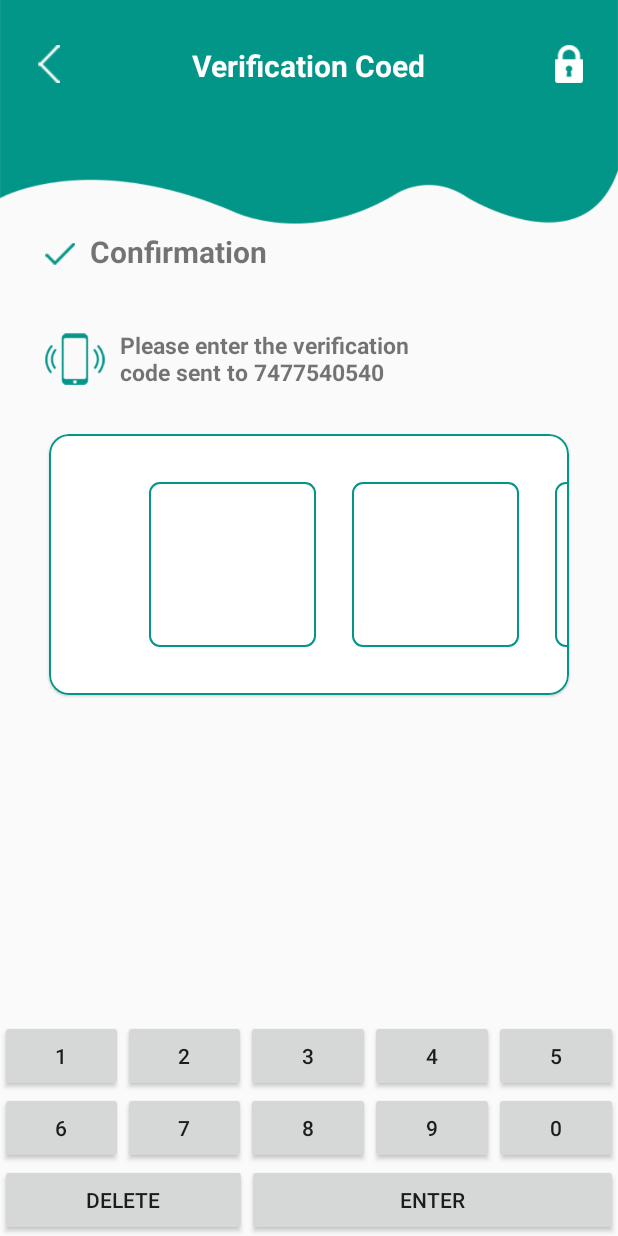
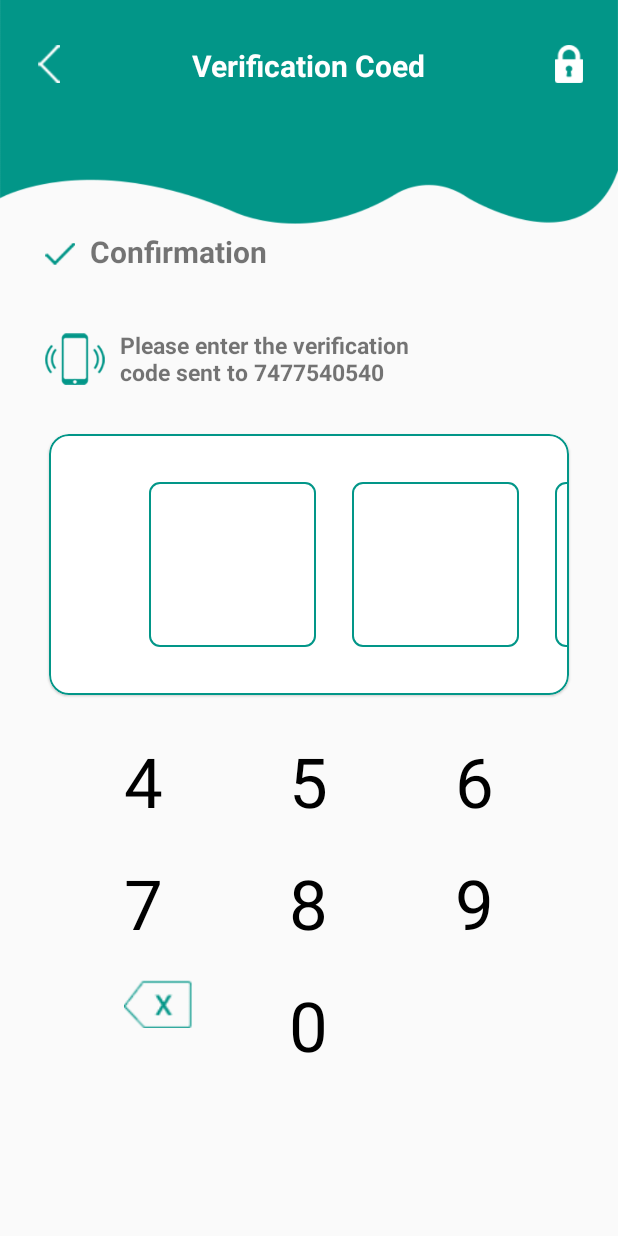
Before and after one commit to soumoq/Aribit-Project, an Android app: the OtpActivity screen opened directly, with no data from a screen before it, on a phone screen of 412 x 824 dp. Run offline under Robolectric (Android 15) with nearby library versions, the phone set to English and light mode, and no system bars; our stand-ins replace Firebase (no records; nobody signed in at launch, a user with empty details on screens opened directly).

Commit message:
complete keyboard input in OTP activity

```diff
--- a/app/src/main/java/com/example/arobitproject/MyKeyboard.java
+++ b/app/src/main/java/com/example/arobitproject/MyKeyboard.java
@@ -8,7 +8,9 @@ import android.view.LayoutInflater;
 import android.view.View;
 import android.view.inputmethod.InputConnection;
 import android.widget.Button;
+import android.widget.ImageView;
 import android.widget.LinearLayout;
+import android.widget.TextView;
 
 public class MyKeyboard extends LinearLayout implements View.OnClickListener {
 
@@ -27,18 +29,17 @@ public class MyKeyboard extends LinearLayout implements View.OnClickListener {
     }
 
     // keyboard keys (buttons)
-    private Button mButton1;
-    private Button mButton2;
-    private Button mButton3;
-    private Button mButton4;
-    private Button mButton5;
-    private Button mButton6;
-    private Button mButton7;
-    private Button mButton8;
-    private Button mButton9;
-    private Button mButton0;
-    private Button mButtonDelete;
-    private Button mButtonEnter;
+    private TextView mButton1;
+    private TextView mButton2;
+    private TextView mButton3;
+    private TextView mButton4;
+    private TextView mButton5;
+    private TextView mButton6;
+    private TextView mButton7;
+    private TextView mButton8;
+    private TextView mButton9;
+    private TextView mButton0;
+    private ImageView mButtonDelete;
 
     // This will map the button resource id to the String value that we want to
     // input when that button is clicked.
@@ -51,18 +52,17 @@ public class MyKeyboard extends LinearLayout implements View.OnClickListener {
 
         // initialize buttons
         LayoutInflater.from(context).inflate(R.layout.keyboard, this, true);
-        mButton1 = (Button) findViewById(R.id.button_1);
-        mButton2 = (Button) findViewById(R.id.button_2);
-        mButton3 = (Button) findViewById(R.id.button_3);
-        mButton4 = (Button) findViewById(R.id.button_4);
-        mButton5 = (Button) findViewById(R.id.button_5);
-        mButton6 = (Button) findViewById(R.id.button_6);
-        mButton7 = (Button) findViewById(R.id.button_7);
-        mButton8 = (Button) findViewById(R.id.button_8);
-        mButton9 = (Button) findViewById(R.id.button_9);
-        mButton0 = (Button) findViewById(R.id.button_0);
-        mButtonDelete = (Button) findViewById(R.id.button_delete);
-        mButtonEnter = (Button) findViewById(R.id.button_enter);
+        mButton1 = findViewById(R.id.one);
+        mButton2 = findViewById(R.id.two);
+        mButton3 = findViewById(R.id.three);
+        mButton4 = findViewById(R.id.four);
+        mButton5 = findViewById(R.id.five);
+        mButton6 = findViewById(R.id.six);
+        mButton7 = findViewById(R.id.seven);
+        mButton8 = findViewById(R.id.eight);
+        mButton9 = findViewById(R.id.nine);
+        mButton0 = findViewById(R.id.zero);
+        mButtonDelete = findViewById(R.id.button_delete);
 
         // set button click listeners
         mButton1.setOnClickListener(this);
@@ -76,20 +76,18 @@ public class MyKeyboard extends LinearLayout implements View.OnClickListener {
         mButton9.setOnClickListener(this);
         mButton0.setOnClickListener(this);
         mButtonDelete.setOnClickListener(this);
-        mButtonEnter.setOnClickListener(this);
 
         // map buttons IDs to input strings
-        keyValues.put(R.id.button_1, "1");
-        keyValues.put(R.id.button_2, "2");
-        keyValues.put(R.id.button_3, "3");
-        keyValues.put(R.id.button_4, "4");
-        keyValues.put(R.id.button_5, "5");
-        keyValues.put(R.id.button_6, "6");
-        keyValues.put(R.id.button_7, "7");
-        keyValues.put(R.id.button_8, "8");
-        keyValues.put(R.id.button_9, "9");
-        keyValues.put(R.id.button_0, "0");
-        keyValues.put(R.id.button_enter, "\n");
+        keyValues.put(R.id.one, "1");
+        keyValues.put(R.id.two, "2");
+        keyValues.put(R.id.three, "3");
+        keyValues.put(R.id.four, "4");
+        keyValues.put(R.id.five, "5");
+        keyValues.put(R.id.six, "6");
+        keyValues.put(R.id.seven, "7");
+        keyValues.put(R.id.eight, "8");
+        keyValues.put(R.id.nine, "9");
+        keyValues.put(R.id.zero, "0");
     }
 
     @Override
--- a/app/src/main/res/layout/keyboard.xml
+++ b/app/src/main/res/layout/keyboard.xml
@@ -1,114 +1,128 @@
 <merge xmlns:android="http://schemas.android.com/apk/res/android">
 
-    <LinearLayout
+    <RelativeLayout
         android:layout_width="match_parent"
-        android:layout_height="wrap_content"
-        android:orientation="vertical">
+        android:layout_height="554px"
+        android:layout_marginLeft="49px"
+        android:layout_marginRight="49px"
+        android:layout_alignParentBottom="true"
+        android:layout_marginBottom="69px">
 
-        <LinearLayout
-            android:layout_width="match_parent"
+        <TextView
+            android:id="@+id/one"
+            android:layout_width="wrap_content"
             android:layout_height="wrap_content"
-            android:orientation="horizontal">
+            android:layout_marginLeft="50dp"
+            android:text="1"
+            android:textColor="#000000"
+            android:textSize="69px" />
 
-            <Button
-                android:id="@+id/button_1"
-                android:layout_width="0dp"
-                android:layout_height="wrap_content"
-                android:layout_weight="1"
-                android:text="1"/>
+        <TextView
+            android:id="@+id/two"
+            android:layout_width="wrap_content"
+            android:layout_height="wrap_content"
+            android:layout_centerHorizontal="true"
+            android:text="2"
+            android:textColor="#000000"
+            android:textSize="69px" />
 
-            <Button
-                android:id="@+id/button_2"
-                android:layout_width="0dp"
-                android:layout_height="wrap_content"
-                android:layout_weight="1"
-                android:text="2"/>
+        <TextView
+            android:id="@+id/three"
+            android:layout_width="wrap_content"
+            android:layout_height="wrap_content"
+            android:layout_alignParentRight="true"
+            android:layout_marginRight="50dp"
+            android:text="3"
+            android:textColor="#000000"
+            android:textSize="69px" />
 
-            <Button
-                android:id="@+id/button_3"
-                android:layout_width="0dp"
-                android:layout_height="wrap_content"
-                android:layout_weight="1"
-                android:text="3"/>
+        <TextView
+            android:id="@+id/four"
+            android:layout_width="wrap_content"
+            android:layout_height="wrap_content"
+            android:layout_below="@+id/one"
+            android:layout_marginLeft="50dp"
+            android:layout_marginTop="20dp"
+            android:text="4"
+            android:textColor="#000000"
+            android:textSize="69px" />
 
-            <Button
-                android:id="@+id/button_4"
-                android:layout_width="0dp"
-                android:layout_height="wrap_content"
-                android:layout_weight="1"
-                android:text="4"/>
+        <TextView
+            android:id="@+id/five"
+            android:layout_width="wrap_content"
+            android:layout_height="wrap_content"
+            android:layout_below="@id/two"
+            android:layout_centerHorizontal="true"
+            android:layout_marginTop="20dp"
+            android:text="5"
+            android:textColor="#000000"
+            android:textSize="69px" />
 
-            <Button
-                android:id="@+id/button_5"
-                android:layout_width="0dp"
-                android:layout_height="wrap_content"
-                android:layout_weight="1"
-                android:text="5"/>
+        <TextView
+            android:id="@+id/six"
+            android:layout_width="wrap_content"
+            android:layout_height="wrap_content"
+            android:layout_below="@+id/three"
+            android:layout_alignParentRight="true"
+            android:layout_marginTop="20dp"
+            android:layout_marginRight="50dp"
+            android:text="6"
+            android:textColor="#000000"
+            android:textSize="69px" />
+        <TextView
+            android:id="@+id/seven"
+            android:layout_width="wrap_content"
+            android:layout_height="wrap_content"
+            android:layout_below="@+id/four"
+            android:layout_marginLeft="50dp"
+            android:layout_marginTop="20dp"
+            android:text="7"
+            android:textColor="#000000"
+            android:textSize="69px" />
 
-        </LinearLayout>
+        <TextView
+            android:id="@+id/eight"
+            android:layout_width="wrap_content"
+            android:layout_height="wrap_content"
+            android:layout_below="@id/four"
+            android:layout_centerHorizontal="true"
+            android:layout_marginTop="20dp"
+            android:text="8"
+            android:textColor="#000000"
+            android:textSize="69px" />
 
-        <LinearLayout
-            android:layout_width="match_parent"
+        <TextView
+            android:id="@+id/nine"
+            android:layout_width="wrap_content"
             android:layout_height="wrap_content"
-            android:orientation="horizontal">
+            android:layout_below="@+id/four"
+            android:layout_alignParentRight="true"
+            android:layout_marginTop="20dp"
+            android:layout_marginRight="50dp"
+            android:text="9"
+            android:textColor="#000000"
+            android:textSize="69px" />
 
-            <Button
-                android:id="@+id/button_6"
-                android:layout_width="0dp"
-                android:layout_height="wrap_content"
-                android:layout_weight="1"
-                android:text="6"/>
+        <ImageView
+            android:id="@+id/button_delete"
+            android:layout_width="69px"
+            android:layout_height="50px"
+            android:src="@drawable/back_space"
+            android:layout_marginLeft="50dp"
+            android:layout_marginTop="20dp"
+            android:layout_below="@+id/eight"/>
 
-            <Button
-                android:id="@+id/button_7"
-                android:layout_width="0dp"
-                android:layout_height="wrap_content"
-                android:layout_weight="1"
-                android:text="7"/>
+        <TextView
+            android:id="@+id/zero"
+            android:layout_width="wrap_content"
+            android:layout_height="wrap_content"
+            android:layout_below="@id/eight"
+            android:layout_centerHorizontal="true"
+            android:layout_marginTop="20dp"
+            android:text="0"
+            android:textColor="#000000"
+            android:textSize="69px" />
 
-            <Button
-                android:id="@+id/button_8"
-                android:layout_width="0dp"
-                android:layout_height="wrap_content"
-                android:layout_weight="1"
-                android:text="8"/>
-
-            <Button
-                android:id="@+id/button_9"
-                android:layout_width="0dp"
-                android:layout_height="wrap_content"
-                android:layout_weight="1"
-                android:text="9"/>
-
-            <Button
-                android:id="@+id/button_0"
-                android:layout_width="0dp"
-                android:layout_height="wrap_content"
-                android:layout_weight="1"
-                android:text="0"/>
-
-        </LinearLayout>
-
-        <LinearLayout
-            android:layout_width="match_parent"
-            android:layout_height="wrap_content"
-            android:orientation="horizontal">
-
-            <Button
-                android:id="@+id/button_delete"
-                android:layout_width="0dp"
-                android:layout_height="wrap_content"
-                android:layout_weight="2"
-                android:text="Delete"/>
-
-            <Button
-                android:id="@+id/button_enter"
-                android:layout_width="0dp"
-                android:layout_height="wrap_content"
-                android:layout_weight="3"
-                android:text="Enter"/>
-
-        </LinearLayout>
-    </LinearLayout>
+    </RelativeLayout>
 
 </merge>
```
